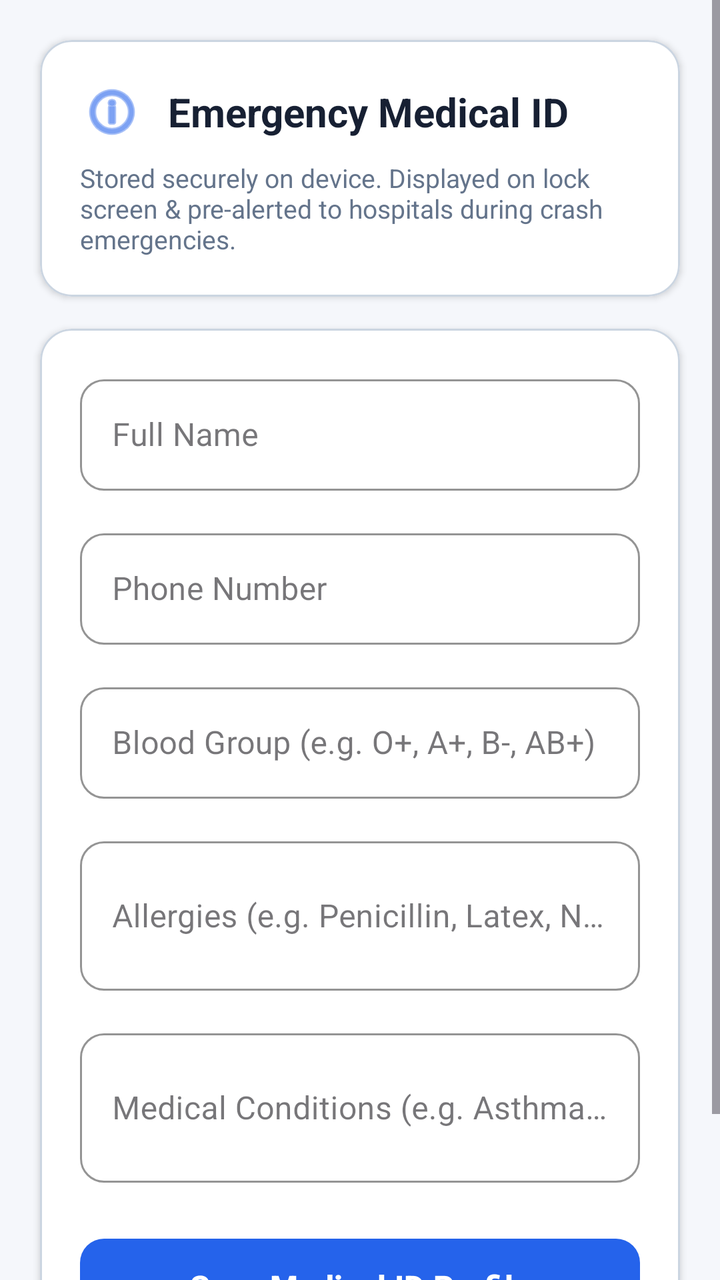
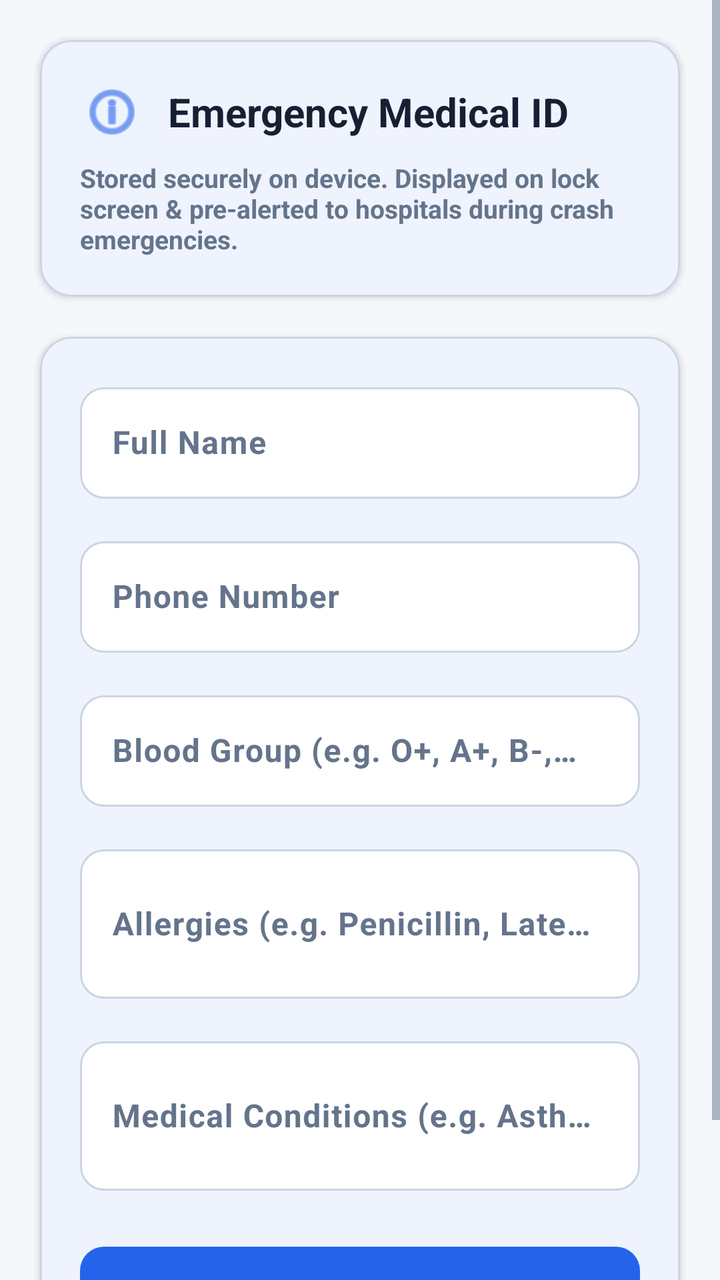

An Android layout rendered at two revisions. The XML below is the earlier revision; the diff shows what the commit changed to produce the second picture.
<!-- AndroidManifest.xml: application theme Theme.Pbl -->
<!-- res/layout/fragment_medical_id.xml -->
<?xml version="1.0" encoding="utf-8"?>
<ScrollView xmlns:android="http://schemas.android.com/apk/res/android"
    xmlns:app="http://schemas.android.com/apk/res-auto"
    android:layout_width="match_parent"
    android:layout_height="match_parent"
    android:fillViewport="true"
    android:background="@color/screen_background">

    <LinearLayout
        android:layout_width="match_parent"
        android:layout_height="wrap_content"
        android:orientation="vertical"
        android:padding="20dp"
        android:clipToPadding="false"
        android:paddingBottom="120dp">

        
        <com.google.android.material.card.MaterialCardView
            android:layout_width="match_parent"
            android:layout_height="wrap_content"
            app:cardCornerRadius="16dp"
            app:cardElevation="2dp"
            app:cardBackgroundColor="@color/white"
            app:strokeWidth="1dp"
            app:strokeColor="@color/input_border"
            android:layout_marginBottom="16dp">

            <LinearLayout
                android:layout_width="match_parent"
                android:layout_height="wrap_content"
                android:orientation="vertical"
                android:padding="20dp">

                <LinearLayout
                    android:layout_width="match_parent"
                    android:layout_height="wrap_content"
                    android:orientation="horizontal"
                    android:gravity="center_vertical">

                    <ImageView
                        android:layout_width="32dp"
                        android:layout_height="32dp"
                        android:src="@android:drawable/ic_menu_info_details"
                        app:tint="@color/primary_accent"
                        android:layout_marginEnd="12dp"
                        android:contentDescription="Medical Icon" />

                    <TextView
                        android:layout_width="wrap_content"
                        android:layout_height="wrap_content"
                        android:text="Emergency Medical ID"
                        android:textColor="@color/primary_text"
                        android:textSize="20sp"
                        android:textStyle="bold" />
                </LinearLayout>

                <TextView
                    android:layout_width="wrap_content"
                    android:layout_height="wrap_content"
                    android:layout_marginTop="8dp"
                    android:text="Stored securely on device. Displayed on lock screen &amp; pre-alerted to hospitals during crash emergencies."
                    android:textColor="@color/secondary_text"
                    android:textSize="13sp" />
            </LinearLayout>
        </com.google.android.material.card.MaterialCardView>

        
        <com.google.android.material.card.MaterialCardView
            android:layout_width="match_parent"
            android:layout_height="wrap_content"
            app:cardCornerRadius="16dp"
            app:cardElevation="2dp"
            app:cardBackgroundColor="@color/white"
            app:strokeWidth="1dp"
            app:strokeColor="@color/input_border"
            android:layout_marginBottom="24dp">

            <LinearLayout
                android:layout_width="match_parent"
                android:layout_height="wrap_content"
                android:orientation="vertical"
                android:padding="20dp">

                <com.google.android.material.textfield.TextInputLayout
                    android:layout_width="match_parent"
                    android:layout_height="wrap_content"
                    android:hint="Full Name"
                    style="@style/Widget.MaterialComponents.TextInputLayout.OutlinedBox"
                    app:boxCornerRadiusTopStart="12dp"
                    app:boxCornerRadiusTopEnd="12dp"
                    app:boxCornerRadiusBottomStart="12dp"
                    app:boxCornerRadiusBottomEnd="12dp"
                    app:boxStrokeColor="@color/primary_accent"
                    app:hintTextColor="@color/primary_accent"
                    android:layout_marginBottom="16dp">

                    <com.google.android.material.textfield.TextInputEditText
                        android:id="@+id/et_name"
                        android:layout_width="match_parent"
                        android:layout_height="wrap_content"
                        android:textColor="@color/primary_text"
                        android:textColorHint="@color/input_hints"
                        android:textSize="16sp"
                        android:inputType="textPersonName" />
                </com.google.android.material.textfield.TextInputLayout>

                <com.google.android.material.textfield.TextInputLayout
                    android:layout_width="match_parent"
                    android:layout_height="wrap_content"
                    android:hint="Phone Number"
                    style="@style/Widget.MaterialComponents.TextInputLayout.OutlinedBox"
                    app:boxCornerRadiusTopStart="12dp"
                    app:boxCornerRadiusTopEnd="12dp"
                    app:boxCornerRadiusBottomStart="12dp"
                    app:boxCornerRadiusBottomEnd="12dp"
                    app:boxStrokeColor="@color/primary_accent"
                    app:hintTextColor="@color/primary_accent"
                    android:layout_marginBottom="16dp">

                    <com.google.android.material.textfield.TextInputEditText
                        android:id="@+id/et_phone"
                        android:layout_width="match_parent"
                        android:layout_height="wrap_content"
                        android:textColor="@color/primary_text"
                        android:textColorHint="@color/input_hints"
                        android:textSize="16sp"
                        android:inputType="phone" />
                </com.google.android.material.textfield.TextInputLayout>

                <com.google.android.material.textfield.TextInputLayout
                    android:layout_width="match_parent"
                    android:layout_height="wrap_content"
                    android:hint="Blood Group (e.g. O+, A+, B-, AB+)"
                    style="@style/Widget.MaterialComponents.TextInputLayout.OutlinedBox"
                    app:boxCornerRadiusTopStart="12dp"
                    app:boxCornerRadiusTopEnd="12dp"
                    app:boxCornerRadiusBottomStart="12dp"
                    app:boxCornerRadiusBottomEnd="12dp"
                    app:boxStrokeColor="@color/primary_accent"
                    app:hintTextColor="@color/primary_accent"
                    android:layout_marginBottom="16dp">

                    <com.google.android.material.textfield.TextInputEditText
                        android:id="@+id/et_blood_group"
                        android:layout_width="match_parent"
                        android:layout_height="wrap_content"
                        android:textColor="@color/primary_text"
                        android:textColorHint="@color/input_hints"
                        android:textSize="16sp"
                        android:inputType="textCapCharacters" />
                </com.google.android.material.textfield.TextInputLayout>

                <com.google.android.material.textfield.TextInputLayout
                    android:layout_width="match_parent"
                    android:layout_height="wrap_content"
                    android:hint="Allergies (e.g. Penicillin, Latex, None)"
                    style="@style/Widget.MaterialComponents.TextInputLayout.OutlinedBox"
                    app:boxCornerRadiusTopStart="12dp"
                    app:boxCornerRadiusTopEnd="12dp"
                    app:boxCornerRadiusBottomStart="12dp"
                    app:boxCornerRadiusBottomEnd="12dp"
                    app:boxStrokeColor="@color/primary_accent"
                    app:hintTextColor="@color/primary_accent"
                    android:layout_marginBottom="16dp">

                    <com.google.android.material.textfield.TextInputEditText
                        android:id="@+id/et_allergies"
                        android:layout_width="match_parent"
                        android:layout_height="wrap_content"
                        android:textColor="@color/primary_text"
                        android:textColorHint="@color/input_hints"
                        android:textSize="16sp"
                        android:inputType="textMultiLine"
                        android:minLines="2" />
                </com.google.android.material.textfield.TextInputLayout>

                <com.google.android.material.textfield.TextInputLayout
                    android:layout_width="match_parent"
                    android:layout_height="wrap_content"
                    android:hint="Medical Conditions (e.g. Asthma, Diabetes, Heart)"
                    style="@style/Widget.MaterialComponents.TextInputLayout.OutlinedBox"
                    app:boxCornerRadiusTopStart="12dp"
                    app:boxCornerRadiusTopEnd="12dp"
                    app:boxCornerRadiusBottomStart="12dp"
                    app:boxCornerRadiusBottomEnd="12dp"
                    app:boxStrokeColor="@color/primary_accent"
                    app:hintTextColor="@color/primary_accent"
                    android:layout_marginBottom="24dp">

                    <com.google.android.material.textfield.TextInputEditText
                        android:id="@+id/et_conditions"
                        android:layout_width="match_parent"
                        android:layout_height="wrap_content"
                        android:textColor="@color/primary_text"
                        android:textColorHint="@color/input_hints"
                        android:textSize="16sp"
                        android:inputType="textMultiLine"
                        android:minLines="2" />
                </com.google.android.material.textfield.TextInputLayout>

                <com.google.android.material.button.MaterialButton
                    android:id="@+id/btn_save_medical_id"
                    android:layout_width="match_parent"
                    android:layout_height="56dp"
                    android:text="Save Medical ID Profile"
                    android:textSize="16sp"
                    android:textStyle="bold"
                    app:cornerRadius="12dp"
                    app:backgroundTint="@color/primary_accent"
                    android:textColor="@color/white" />

            </LinearLayout>
        </com.google.android.material.card.MaterialCardView>

    </LinearLayout>
</ScrollView>
<!-- resources referenced by this layout -->
<resources>
  <color name="input_border">#CBD5E1</color>
  <color name="input_hints">#94A3B8</color>
  <color name="primary_accent">#2563EB</color>
  <color name="primary_text">#172033</color>
  <color name="screen_background">#F5F7FB</color>
  <color name="secondary_text">#64748B</color>
  <color name="white">#FFFFFFFF</color>
  <style name="Theme.Pbl" parent="Base.Theme.Pbl" />
  <style name="Base.Theme.Pbl" parent="Theme.Material3.DayNight.NoActionBar">
          <item name="colorPrimary">@color/primary_accent</item>
          <item name="colorError">@color/emergency_accent</item>
          <item name="android:windowBackground">@color/screen_background</item>
      </style>
  <color name="emergency_accent">#DC2626</color>
</resources>

<!-- the commit's change to res/layout/fragment_medical_id.xml (unified diff, before → after) -->
@@ -23,7 +23,7 @@
             app:cardBackgroundColor="@color/white"
             app:strokeWidth="1dp"
             app:strokeColor="@color/input_border"
-            android:layout_marginBottom="16dp">
+            android:layout_marginBottom="20dp">
 
             <LinearLayout
                 android:layout_width="match_parent"
@@ -49,7 +49,7 @@
                         android:layout_width="wrap_content"
                         android:layout_height="wrap_content"
                         android:text="Emergency Medical ID"
-                        android:textColor="@color/primary_text"
+                        android:textColor="@color/input_text"
                         android:textSize="20sp"
                         android:textStyle="bold" />
                 </LinearLayout>
@@ -60,7 +60,8 @@
                     android:layout_marginTop="8dp"
                     android:text="Stored securely on device. Displayed on lock screen &amp; pre-alerted to hospitals during crash emergencies."
                     android:textColor="@color/secondary_text"
-                    android:textSize="13sp" />
+                    android:textSize="13sp"
+                    android:textStyle="bold" />
             </LinearLayout>
         </com.google.android.material.card.MaterialCardView>
 
@@ -73,7 +74,7 @@
             app:cardBackgroundColor="@color/white"
             app:strokeWidth="1dp"
             app:strokeColor="@color/input_border"
-            android:layout_marginBottom="24dp">
+            android:layout_marginBottom="16dp">
 
             <LinearLayout
                 android:layout_width="match_parent"
@@ -85,22 +86,17 @@
                     android:layout_width="match_parent"
                     android:layout_height="wrap_content"
                     android:hint="Full Name"
-                    style="@style/Widget.MaterialComponents.TextInputLayout.OutlinedBox"
-                    app:boxCornerRadiusTopStart="12dp"
-                    app:boxCornerRadiusTopEnd="12dp"
-                    app:boxCornerRadiusBottomStart="12dp"
-                    app:boxCornerRadiusBottomEnd="12dp"
-                    app:boxStrokeColor="@color/primary_accent"
-                    app:hintTextColor="@color/primary_accent"
+                    style="@style/Widget.GoldenHour.TextInputLayout"
                     android:layout_marginBottom="16dp">
 
                     <com.google.android.material.textfield.TextInputEditText
                         android:id="@+id/et_name"
                         android:layout_width="match_parent"
                         android:layout_height="wrap_content"
-                        android:textColor="@color/primary_text"
-                        android:textColorHint="@color/input_hints"
+                        android:textColor="@color/input_text"
+                        android:textColorHint="@color/input_hint"
                         android:textSize="16sp"
+                        android:textStyle="bold"
                         android:inputType="textPersonName" />
                 </com.google.android.material.textfield.TextInputLayout>
 
@@ -108,22 +104,17 @@
                     android:layout_width="match_parent"
                     android:layout_height="wrap_content"
                     android:hint="Phone Number"
-                    style="@style/Widget.MaterialComponents.TextInputLayout.OutlinedBox"
-                    app:boxCornerRadiusTopStart="12dp"
-                    app:boxCornerRadiusTopEnd="12dp"
-                    app:boxCornerRadiusBottomStart="12dp"
-                    app:boxCornerRadiusBottomEnd="12dp"
-                    app:boxStrokeColor="@color/primary_accent"
-                    app:hintTextColor="@color/primary_accent"
+                    style="@style/Widget.GoldenHour.TextInputLayout"
                     android:layout_marginBottom="16dp">
 
                     <com.google.android.material.textfield.TextInputEditText
                         android:id="@+id/et_phone"
                         android:layout_width="match_parent"
                         android:layout_height="wrap_content"
-                        android:textColor="@color/primary_text"
-                        android:textColorHint="@color/input_hints"
+                        android:textColor="@color/input_text"
+                        android:textColorHint="@color/input_hint"
                         android:textSize="16sp"
+                        android:textStyle="bold"
                         android:inputType="phone" />
                 </com.google.android.material.textfield.TextInputLayout>
 
@@ -131,22 +122,17 @@
                     android:layout_width="match_parent"
                     android:layout_height="wrap_content"
                     android:hint="Blood Group (e.g. O+, A+, B-, AB+)"
-                    style="@style/Widget.MaterialComponents.TextInputLayout.OutlinedBox"
-                    app:boxCornerRadiusTopStart="12dp"
-                    app:boxCornerRadiusTopEnd="12dp"
-                    app:boxCornerRadiusBottomStart="12dp"
-                    app:boxCornerRadiusBottomEnd="12dp"
-                    app:boxStrokeColor="@color/primary_accent"
-                    app:hintTextColor="@color/primary_accent"
+                    style="@style/Widget.GoldenHour.TextInputLayout"
                     android:layout_marginBottom="16dp">
 
                     <com.google.android.material.textfield.TextInputEditText
                         android:id="@+id/et_blood_group"
                         android:layout_width="match_parent"
                         android:layout_height="wrap_content"
-                        android:textColor="@color/primary_text"
-                        android:textColorHint="@color/input_hints"
+                        android:textColor="@color/input_text"
+                        android:textColorHint="@color/input_hint"
                         android:textSize="16sp"
+                        android:textStyle="bold"
                         android:inputType="textCapCharacters" />
                 </com.google.android.material.textfield.TextInputLayout>
 
@@ -154,22 +140,17 @@
                     android:layout_width="match_parent"
                     android:layout_height="wrap_content"
                     android:hint="Allergies (e.g. Penicillin, Latex, None)"
-                    style="@style/Widget.MaterialComponents.TextInputLayout.OutlinedBox"
-                    app:boxCornerRadiusTopStart="12dp"
-                    app:boxCornerRadiusTopEnd="12dp"
-                    app:boxCornerRadiusBottomStart="12dp"
-                    app:boxCornerRadiusBottomEnd="12dp"
-                    app:boxStrokeColor="@color/primary_accent"
-                    app:hintTextColor="@color/primary_accent"
+                    style="@style/Widget.GoldenHour.TextInputLayout"
                     android:layout_marginBottom="16dp">
 
                     <com.google.android.material.textfield.TextInputEditText
                         android:id="@+id/et_allergies"
                         android:layout_width="match_parent"
                         android:layout_height="wrap_content"
-                        android:textColor="@color/primary_text"
-                        android:textColorHint="@color/input_hints"
+                        android:textColor="@color/input_text"
+                        android:textColorHint="@color/input_hint"
                         android:textSize="16sp"
+                        android:textStyle="bold"
                         android:inputType="textMultiLine"
                         android:minLines="2" />
                 </com.google.android.material.textfield.TextInputLayout>
@@ -178,22 +159,17 @@
                     android:layout_width="match_parent"
                     android:layout_height="wrap_content"
                     android:hint="Medical Conditions (e.g. Asthma, Diabetes, Heart)"
-                    style="@style/Widget.MaterialComponents.TextInputLayout.OutlinedBox"
-                    app:boxCornerRadiusTopStart="12dp"
-                    app:boxCornerRadiusTopEnd="12dp"
-                    app:boxCornerRadiusBottomStart="12dp"
-                    app:boxCornerRadiusBottomEnd="12dp"
-                    app:boxStrokeColor="@color/primary_accent"
-                    app:hintTextColor="@color/primary_accent"
+                    style="@style/Widget.GoldenHour.TextInputLayout"
                     android:layout_marginBottom="24dp">
 
                     <com.google.android.material.textfield.TextInputEditText
                         android:id="@+id/et_conditions"
                         android:layout_width="match_parent"
                         android:layout_height="wrap_content"
-                        android:textColor="@color/primary_text"
-                        android:textColorHint="@color/input_hints"
+                        android:textColor="@color/input_text"
+                        android:textColorHint="@color/input_hint"
                         android:textSize="16sp"
+                        android:textStyle="bold"
                         android:inputType="textMultiLine"
                         android:minLines="2" />
                 </com.google.android.material.textfield.TextInputLayout>
@@ -203,7 +179,7 @@
                     android:layout_width="match_parent"
                     android:layout_height="56dp"
                     android:text="Save Medical ID Profile"
-                    android:textSize="16sp"
+                    android:textSize="15sp"
                     android:textStyle="bold"
                     app:cornerRadius="12dp"
                     app:backgroundTint="@color/primary_accent"
<!-- resource entries referenced after the edit -->
@@ -1,17 +1,39 @@
 <!-- resources referenced by this layout -->
 <resources>
   <color name="input_border">#CBD5E1</color>
-  <color name="input_hints">#94A3B8</color>
+  <color name="input_hint">#64748B</color>
+  <color name="input_text">#172033</color>
   <color name="primary_accent">#2563EB</color>
-  <color name="primary_text">#172033</color>
   <color name="screen_background">#F5F7FB</color>
   <color name="secondary_text">#64748B</color>
   <color name="white">#FFFFFFFF</color>
+  <style name="Widget.GoldenHour.TextInputLayout" parent="Widget.Material3.TextInputLayout.OutlinedBox">
+          <item name="boxStrokeColor">@color/box_stroke_color</item>
+          <item name="hintTextColor">@color/hint_text_color</item>
+          <item name="placeholderTextColor">@color/secondary_text</item>
+          <item name="boxBackgroundColor">@color/input_bg</item>
+          <item name="boxCornerRadiusTopStart">12dp</item>
+          <item name="boxCornerRadiusTopEnd">12dp</item>
+          <item name="boxCornerRadiusBottomStart">12dp</item>
+          <item name="boxCornerRadiusBottomEnd">12dp</item>
+      </style>
   <style name="Theme.Pbl" parent="Base.Theme.Pbl" />
+  <color name="input_bg">#FFFFFF</color>
   <style name="Base.Theme.Pbl" parent="Theme.Material3.DayNight.NoActionBar">
           <item name="colorPrimary">@color/primary_accent</item>
           <item name="colorError">@color/emergency_accent</item>
           <item name="android:windowBackground">@color/screen_background</item>
+          <item name="colorSurface">@color/input_bg</item>
+          <item name="colorOnSurface">@color/input_text</item>
+          <item name="colorOnSurfaceVariant">@color/secondary_text</item>
+          <item name="colorOutline">@color/input_border</item>
+          <item name="android:textColorPrimary">@color/input_text</item>
+          <item name="android:textColorSecondary">@color/secondary_text</item>
+          <item name="android:textColorHint">@color/input_hint</item>
+          <item name="android:editTextColor">@color/input_text</item>
+  
+          
+          <item name="textInputStyle">@style/Widget.GoldenHour.TextInputLayout</item>
       </style>
   <color name="emergency_accent">#DC2626</color>
 </resources>
